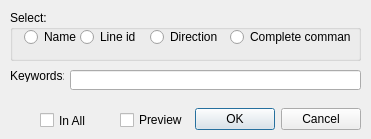
Old version of the form icurve_v2.0/icurve/resource/icv_curve_filter.ui in the repository Sunfe/icurve.
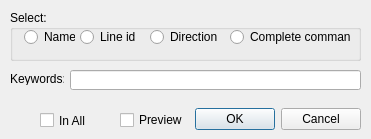
New version of the form.

Commit message: filter keywords completion added.20160621-01:08

Patch:
```diff
--- a/icurve_v2.0/icurve/resource/icv_curve_filter.ui
+++ b/icurve_v2.0/icurve/resource/icv_curve_filter.ui
@@ -59,7 +59,7 @@
      <rect>
       <x>14</x>
       <y>17</y>
-      <width>89</width>
+      <width>51</width>
       <height>20</height>
      </rect>
     </property>
@@ -72,7 +72,7 @@
      <rect>
       <x>70</x>
       <y>17</y>
-      <width>80</width>
+      <width>61</width>
       <height>20</height>
      </rect>
     </property>
@@ -111,7 +111,7 @@
    <property name="geometry">
     <rect>
      <x>10</x>
-     <y>70</y>
+     <y>73</y>
      <width>54</width>
      <height>12</height>
     </rect>
```
Left out of the diff: 8 changed lines with no effect on the pictures. The commit also changes 21 other files.
